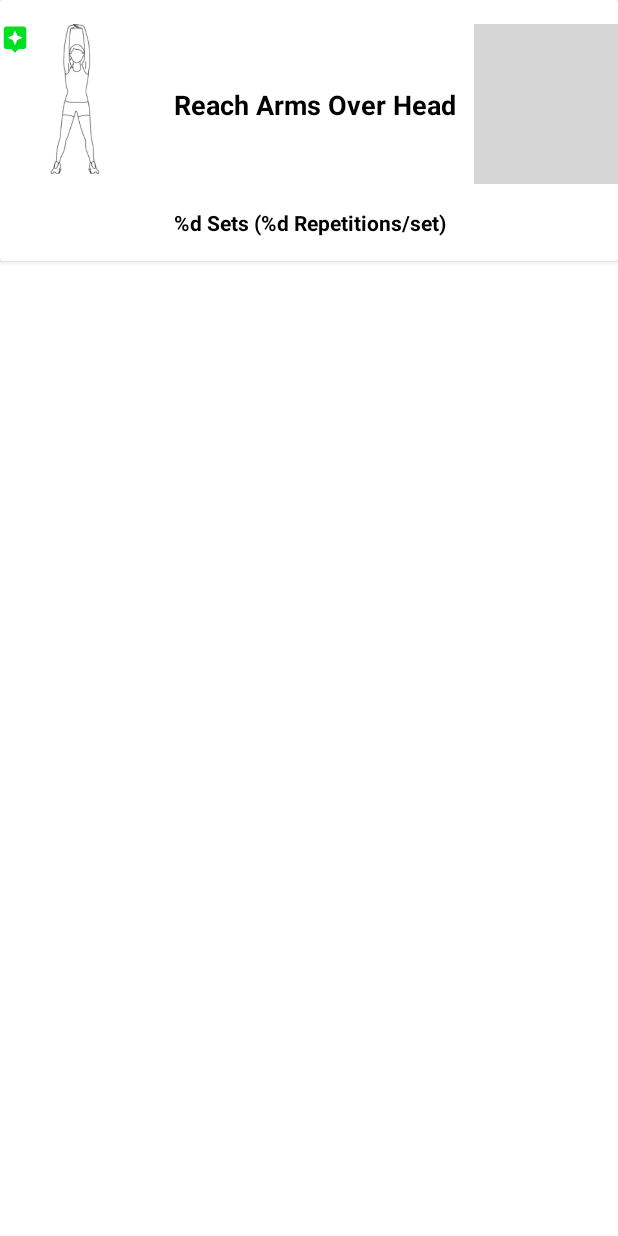
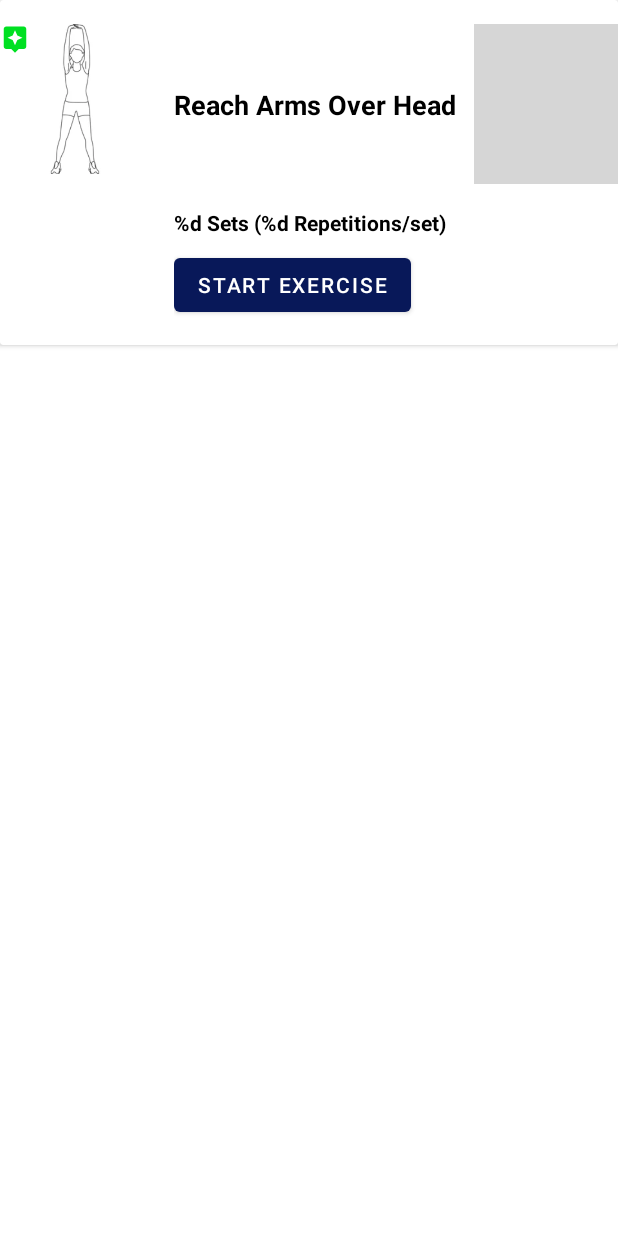
Before and after one commit to Afrida-Rahman/AI-Coach-Android, an Android app: the layout item_exercise.xml on its own in the app's theme, with its tools: preview values and no code run, on a phone screen of 412 x 824 dp. Run offline under Robolectric (Android 15) with nearby library versions, the phone set to English and light mode, and no system bars; grey boxes are pictures that could not be loaded.

Commit message:
Added start button & show patient name

```diff
--- a/app/src/main/java/org/tensorflow/lite/examples/poseestimation/MainActivity.kt
+++ b/app/src/main/java/org/tensorflow/lite/examples/poseestimation/MainActivity.kt
@@ -35,6 +35,7 @@ class MainActivity : AppCompatActivity() {
         setContentView(binding.root)
 
         val loginData = loadLogInData()
+        binding.patientName.text = getString(R.string.hello_patient_name_i_m_emma).format("${loginData.firstName} ${loginData.lastName}")
         getAssignedExercises(loginData.patientId, loginData.tenant)
 
         menuToggle = ActionBarDrawerToggle(
--- a/app/src/main/res/layout/activity_main.xml
+++ b/app/src/main/res/layout/activity_main.xml
@@ -85,6 +85,7 @@
                         android:textColor="@color/secondary_color" />
 
                     <TextView
+                        android:id="@+id/patient_name"
                         android:layout_width="match_parent"
                         android:layout_height="wrap_content"
                         android:layout_marginStart="10dp"
--- a/app/src/main/res/layout/item_exercise.xml
+++ b/app/src/main/res/layout/item_exercise.xml
@@ -1,7 +1,6 @@
 <?xml version="1.0" encoding="utf-8"?>
 <androidx.cardview.widget.CardView xmlns:android="http://schemas.android.com/apk/res/android"
     xmlns:app="http://schemas.android.com/apk/res-auto"
-    android:id="@+id/item_exercise_container"
     android:layout_width="match_parent"
     android:layout_height="wrap_content"
     android:elevation="16dp"
@@ -44,7 +43,6 @@
         <LinearLayout
             android:layout_width="match_parent"
             android:layout_height="wrap_content"
-            android:gravity="center"
             android:orientation="vertical">
 
             <androidx.constraintlayout.widget.ConstraintLayout
@@ -84,6 +82,13 @@
                 android:textStyle="bold"
                 android:textSize="14sp"
                 android:text="@string/sets_repetitions_set"/>
+            <Button
+                android:id="@+id/btn_start_exercise"
+                android:layout_width="wrap_content"
+                android:layout_height="wrap_content"
+                android:text="@string/start_exercise"
+                android:textSize="14sp"
+                android:layout_marginTop="8dp" />
 
         </LinearLayout>
 
--- a/app/src/main/res/layout/nav_header.xml
+++ b/app/src/main/res/layout/nav_header.xml
@@ -16,7 +16,7 @@
     <TextView
         android:layout_width="wrap_content"
         android:layout_height="wrap_content"
-        android:text="@string/hello_patient_name_i_m_emma"
+        android:text="@string/hello_i_am_emma"
         android:textColor="@color/white"
         app:layout_constraintBottom_toBottomOf="parent"
         app:layout_constraintStart_toStartOf="parent" />
--- a/app/src/main/res/values/strings.xml
+++ b/app/src/main/res/values/strings.xml
@@ -32,7 +32,7 @@
     <string name="email_address">Email Address</string>
     <string name="password">Password</string>
     <string name="i_m_done">I\'m Done</string>
-    <string name="hello_patient_name_i_m_emma">Hi! I\'m EMMA.</string>
+    <string name="hello_patient_name_i_m_emma">Hello %s.\nI\'m EMMA.</string>
     <string name="log_out_button">Log Out button</string>
     <string name="log_out">Log Out</string>
 
@@ -77,4 +77,6 @@
     <string name="guideline_icon">guideline_icon</string>
     <string name="sets_repetitions_set">%d Sets (%d Repetitions/set)</string>
     <string name="back_button">Back button</string>
+    <string name="start_exercise">Start Exercise</string>
+    <string name="hello_i_am_emma">Hello! I am EMMA.</string>
 </resources>
```
Also changed, not shown: app/src/main/java/org/tensorflow/lite/examples/poseestimation/core/ExerciseListAdapter.kt (+4 -3 lines).
